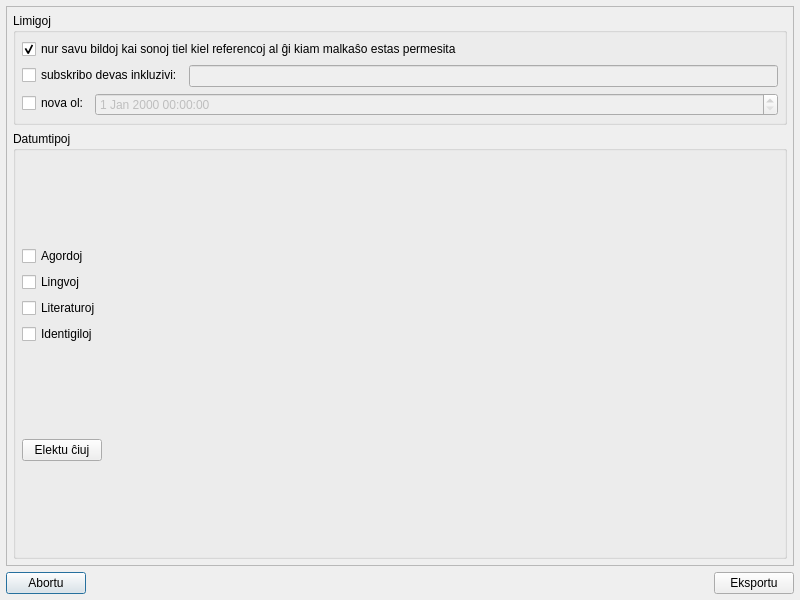
Above: datumojapogilo.ui from MDCremer/Gradivus before the change. Below: the same form after it.
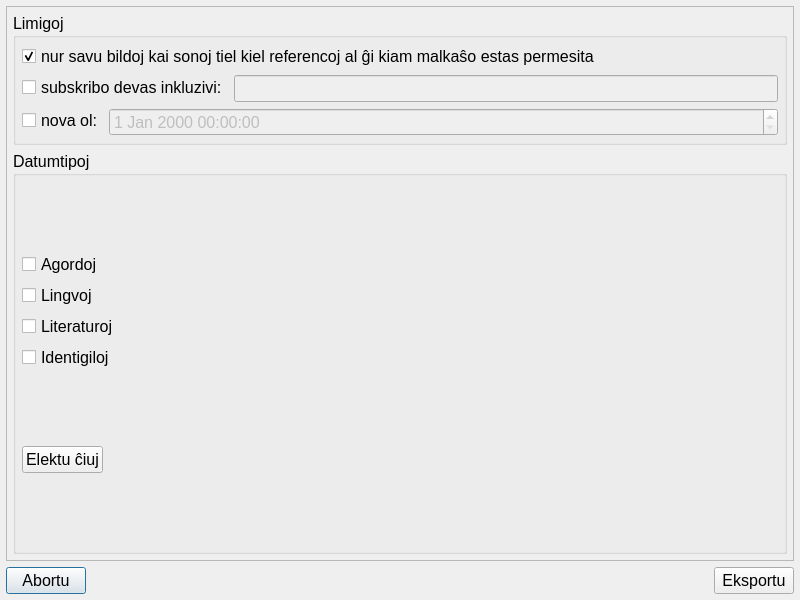
That is the form after the change.

```diff
--- a/datumojapogilo.ui
+++ b/datumojapogilo.ui
@@ -13,6 +13,11 @@
     <height>600</height>
    </rect>
   </property>
+  <property name="font">
+   <font>
+    <pointsize>12</pointsize>
+   </font>
+  </property>
   <property name="windowTitle">
    <string>Datumoj apogilo</string>
   </property>
@@ -43,7 +48,7 @@
         <x>0</x>
         <y>0</y>
         <width>786</width>
-        <height>556</height>
+        <height>551</height>
        </rect>
       </property>
       <layout class="QVBoxLayout" name="verticalLayout_2">
```
